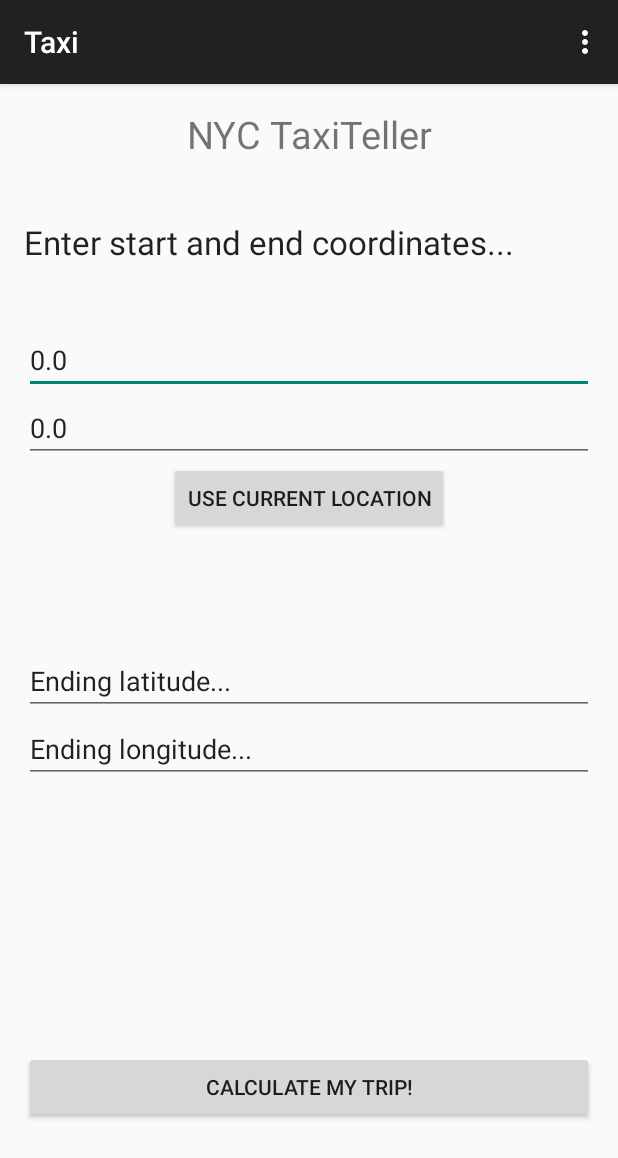
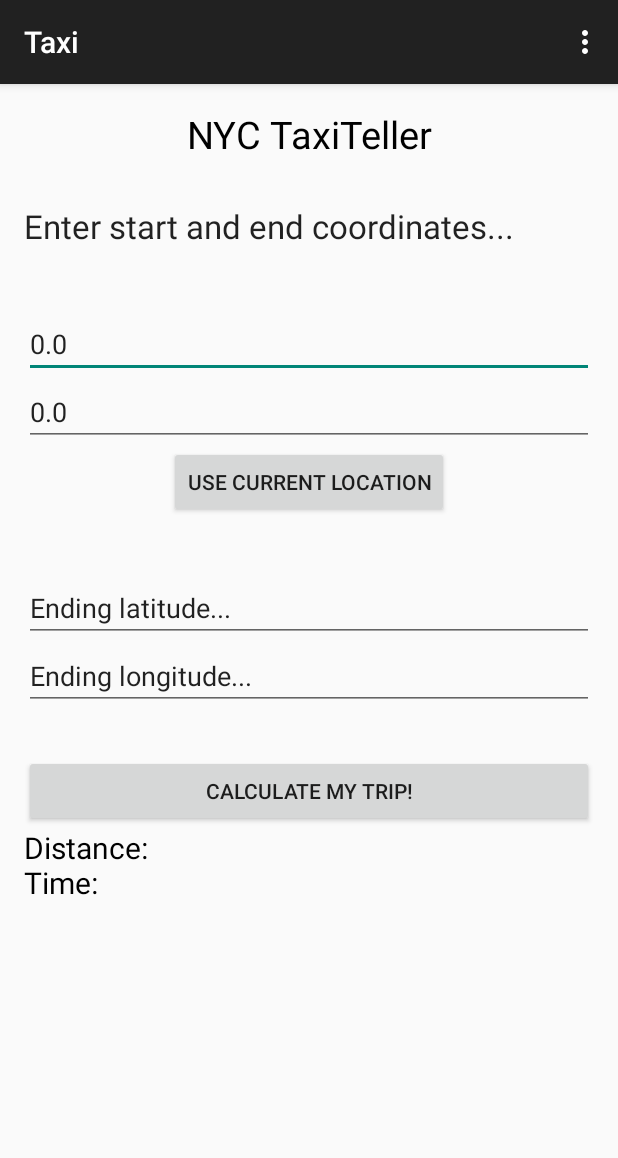
Before and after one commit to tsite/NYTaxiData, an Android app: the screen it shows after launch (MainActivity), after a tap on "CALCULATE MY TRIP!", on a phone screen of 412 x 824 dp. Shown: the top 1158 px of the screen. Run offline under Robolectric (Android 15) with nearby library versions, the light colour scheme and no system bars; 1 other tap on this screen came first.

Commit message:
Changes to Android code - still don't have networking quite working

```diff
--- a/Taxi/app/src/main/AndroidManifest.xml
+++ b/Taxi/app/src/main/AndroidManifest.xml
@@ -18,6 +18,8 @@
         </activity>
     </application>
 
+    <uses-permission android:name="android.permission.INTERNET"/>
+    <uses-permission android:name="android.permission.ACCESS_NETWORK_STATE"/>
     <uses-permission android:name="android.permission.ACCESS_FINE_LOCATION" />
 
 </manifest>
--- a/Taxi/app/src/main/java/com/example/ethandixius/taxi/MainActivity.java
+++ b/Taxi/app/src/main/java/com/example/ethandixius/taxi/MainActivity.java
@@ -12,13 +12,15 @@
 import android.view.View;
 import android.widget.Button;
 import android.widget.EditText;
+import android.widget.TextView;
 import android.widget.Toast;
-
-import org.apache.http.entity.SerializableEntity;
+import android.util.Log;
 
 import java.io.BufferedReader;
+import java.io.BufferedWriter;
 import java.io.IOException;
 import java.io.InputStreamReader;
+import java.io.OutputStreamWriter;
 import java.io.PrintWriter;
 import java.net.InetAddress;
 import java.net.Socket;
@@ -27,21 +29,27 @@
 
 public class MainActivity extends ActionBarActivity {
 
+    public static final String TAG = "MainActivity.java";
+
     public static final int PORT = 2000;
     public static Double lat = 0.0;
     public static Double lon = 0.0;
     public static Double distance = 0.0;
+    public static Double time = 0.0;
 
-
-    Button button1 = null;
-    Button button2 = null;
+    Button curLoc = null;
+    Button calculate = null;
     EditText startLat = null;
     EditText startLon = null;
     EditText endLat = null;
     EditText endLon = null;
 
+    TextView output = null;
+
+    Socket s = null;
     BufferedReader in = null;
     PrintWriter out = null;
+    boolean connection = false;
 
 
     @Override
@@ -50,7 +58,22 @@
         setContentView(R.layout.activity_main);
 
 //        try {
-        network();
+
+//        try {
+//            s = new Socket(InetAddress.getByName("54.149.199.106"), PORT);
+//
+//            in = new BufferedReader(new InputStreamReader(s.getInputStream()));
+//            out = new PrintWriter(s.getOutputStream());
+//
+//            Toast.makeText(getApplicationContext(), "Connected to server", Toast.LENGTH_LONG).show();
+//        } catch (UnknownHostException e) {
+//            Toast.makeText(getApplicationContext(), "Problem connecting to server...", Toast.LENGTH_LONG).show();
+//        } catch (IOException e) {
+//            Toast.makeText(getApplicationContext(), "Problem setting up I/O", Toast.LENGTH_LONG).show();
+//
+//        }
+
+//        incoming();
 
             LocationManager lm = (LocationManager) this.getSystemService(Context.LOCATION_SERVICE);
 
@@ -72,16 +95,17 @@
 
             lm.requestLocationUpdates(LocationManager.GPS_PROVIDER, 0, 0, ll);
 
-            button1 = (Button) this.findViewById(R.id.button1);
-            button2 = (Button) this.findViewById(R.id.button2);
+            curLoc = (Button) this.findViewById(R.id.button1);
+            calculate = (Button) this.findViewById(R.id.calculate);
 
             startLat = (EditText) this.findViewById(R.id.editText);
             startLon = (EditText) this.findViewById(R.id.editText2);
             endLat = (EditText) this.findViewById(R.id.editText3);
             endLon = (EditText) this.findViewById(R.id.editText4);
 
+            output = (TextView) this.findViewById(R.id.output);
 
-            button1.setOnClickListener(new View.OnClickListener() {
+            curLoc.setOnClickListener(new View.OnClickListener() {
 
                 @Override
                 public void onClick(View v) {
@@ -118,10 +142,10 @@
                 }
             });
 
-            button2.setOnClickListener(new View.OnClickListener() {
+            calculate.setOnClickListener(new View.OnClickListener() {
                 @Override
                 public void onClick(View v) {
-                    out.println(startLat.getText() + "," + startLon.getText() + "," + endLat.getText() + "," + endLon.getText());
+                    send(startLat.getText() + "," + startLon.getText() + "," + endLat.getText() + "," + endLon.getText());
                 }
             });
 
@@ -129,6 +153,7 @@
 //        } catch (UnknownHostException e) {
 //        } catch (IOException e) {}
 
+        network();
 
 
     }
@@ -138,18 +163,34 @@
             @Override
             protected String doInBackground(Void... args) {
                 try {
-                    Socket s = new Socket(InetAddress.getByName("129.59.122.21"), PORT);//"54.149.199.106"), PORT);
+
+                    Log.i(TAG, "Trying to connect to server...");
+//                    Toast.makeText(getApplicationContext(), "Trying to connect to server...", Toast.LENGTH_SHORT).show();
+
+                    s = new Socket(InetAddress.getByName("ec2-52-10-72-68.us-west-2.compute.amazonaws.com"), PORT);
+
+                    Log.i(TAG, "SOCKET CREATED");
 
                     in = new BufferedReader(new InputStreamReader(s.getInputStream()));
                     out = new PrintWriter(s.getOutputStream());
+                    connection = true;
+
+                    Log.i(TAG, "CONNECTED TO SERVER!!!!!!!!!!!!!!!!!!!!!!!!");
+//                    Toast.makeText(getApplicationContext(), "Connected to server", Toast.LENGTH_LONG).show();
                 } catch (UnknownHostException e) {
+                    Log.i(TAG, "~~~~~~~~~~~~~ UnknownHostException ~~~~~~~~~~");
+//                    Toast.makeText(getApplicationContext(), "Problem connecting to server...", Toast.LENGTH_LONG).show();
                 } catch (IOException e) {
+                    Log.i(TAG, "~~~~~~~~~~~~~~~~~ IOException ~~~~~~~~~~~~~~~~~");
+//                    Toast.makeText(getApplicationContext(), "Problem setting up I/O", Toast.LENGTH_LONG).show();
+
                 }
                 return null;
             }
 
             @Override
             protected void onPostExecute(String errorMsg) {
+//                Log.i(TAG, "RECEIVING MESSAGES.");
                 incoming();
             }
         }.executeOnExecutor(AsyncTask.THREAD_POOL_EXECUTOR);
@@ -160,10 +201,16 @@
             @Override
             protected Void doInBackground(Void... args) {
                 try {
-                    String next;
-                    while ((next = in.readLine()) != null) {
-
-                        publishProgress(next);
+                    while (connection) {
+                        Log.i(TAG, "INCOMING MESSAGE...");
+                        String next;
+                        next = in.readLine();
+                        if (next != null) {
+                            publishProgress(next);
+                        }
+                        else {
+                            break;
+                        }
                     }
                 } catch (IOException e) {
                 }
@@ -173,11 +220,41 @@
             @Override
             protected void onProgressUpdate(String... lines) {
                 String m = lines[0];
-                distance = Double.parseDouble(m);
+
+                String[] data = m.split(",");
+                if (data.length == 1) {
+                    output.setText(data[0]);
+                }
+                else {
+                    distance = Double.parseDouble(data[0]);
+                    time = Double.parseDouble(data[1]);
+
+                    output.setText("Distance: " + distance + "\nTime: " + time);
+                }
             }
         }.executeOnExecutor(AsyncTask.THREAD_POOL_EXECUTOR);
     }
 
+    boolean send(String m) {
+        if (!connection) {
+            return false;
+        }
+
+        new AsyncTask<String, Void, Boolean>() {
+
+            @Override
+            protected Boolean doInBackground(String... m) {
+                Log.i(TAG, "Trying to send message...");
+                out.println(m[0]);
+                return out.checkError();
+            }
+
+            @Override
+            protected void onPostExecute(Boolean e) {}
+        }.executeOnExecutor(AsyncTask.THREAD_POOL_EXECUTOR, m);
+
+        return true;
+    }
 
     public void newLocation(Location l) {
         lat = l.getLatitude();
--- a/Taxi/app/src/main/res/layout/activity_main.xml
+++ b/Taxi/app/src/main/res/layout/activity_main.xml
@@ -13,7 +13,8 @@
         android:layout_alignParentStart="true"
         android:gravity="center_horizontal"
         android:textSize="25dp"
-        android:id="@+id/textView1" />
+        android:id="@+id/textView1"
+        android:textColor="#000000" />
 
     <TextView
         android:layout_width="wrap_content"
@@ -21,10 +22,10 @@
         android:textAppearance="?android:attr/textAppearanceLarge"
         android:text="Enter start and end coordinates..."
         android:id="@+id/textView2"
+        android:layout_marginTop="29dp"
         android:layout_below="@+id/textView1"
         android:layout_alignParentLeft="true"
         android:layout_alignParentStart="true"
-        android:layout_marginTop="40dp"
         android:layout_alignRight="@+id/textView1"
         android:layout_alignEnd="@+id/textView1" />
 
@@ -64,12 +65,12 @@
         android:layout_height="wrap_content"
         android:id="@+id/editText3"
         android:text="Ending latitude..."
+        android:layout_marginTop="37dp"
         android:layout_below="@+id/button1"
         android:layout_alignParentLeft="true"
         android:layout_alignParentStart="true"
-        android:layout_marginTop="75dp"
-        android:layout_alignRight="@+id/editText4"
-        android:layout_alignEnd="@+id/editText4" />
+        android:layout_alignParentRight="true"
+        android:layout_alignParentEnd="true" />
 
     <EditText
         android:layout_width="wrap_content"
@@ -86,12 +87,26 @@
         android:layout_width="wrap_content"
         android:layout_height="wrap_content"
         android:text="Calculate my trip!"
-        android:id="@+id/button2"
-        android:layout_alignParentBottom="true"
+        android:id="@+id/calculate"
+        android:layout_marginTop="30dp"
+        android:layout_below="@+id/editText4"
         android:layout_alignParentLeft="true"
         android:layout_alignParentStart="true"
-        android:layout_marginBottom="59dp"
-        android:layout_alignRight="@+id/editText4"
-        android:layout_alignEnd="@+id/editText4" />
+        android:layout_alignParentRight="true"
+        android:layout_alignParentEnd="true" />
+
+    <TextView
+        android:layout_width="wrap_content"
+        android:layout_height="wrap_content"
+        android:text="Distance:\nTime:"
+        android:id="@+id/output"
+        android:layout_below="@+id/calculate"
+        android:layout_alignParentLeft="true"
+        android:layout_alignParentStart="true"
+        android:layout_alignParentRight="true"
+        android:layout_alignParentEnd="true"
+        android:layout_alignParentBottom="true"
+        android:textSize="20dp"
+        android:textColor="#000000" />
 
 </RelativeLayout>
```
